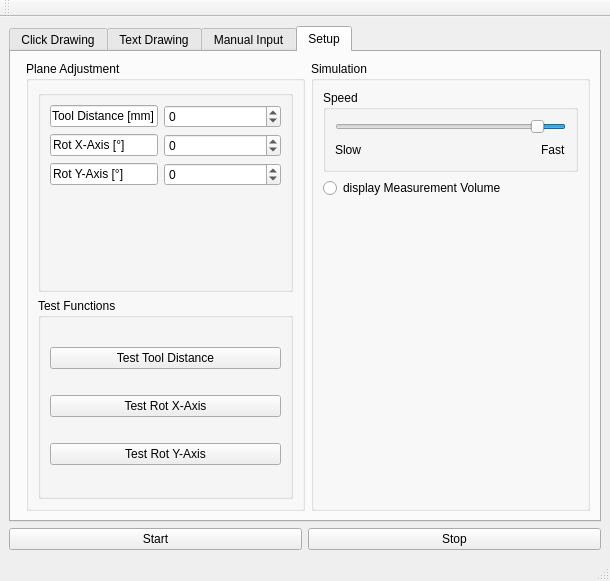
Qt form CAPISample/robotdrawui.ui (dzunder32/BachelorRobot) before a commit.
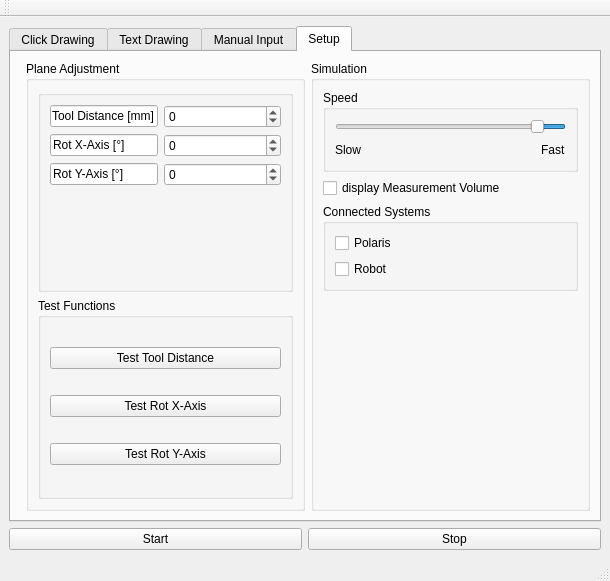
The same form after that commit.

The edit to the form file:
```diff
--- a/CAPISample/robotdrawui.ui
+++ b/CAPISample/robotdrawui.ui
@@ -725,12 +725,35 @@
               </widget>
              </item>
              <item>
-              <widget class="QRadioButton" name="radioButton">
+              <widget class="QCheckBox" name="checkBox">
                <property name="text">
                 <string>display Measurement Volume</string>
                </property>
               </widget>
              </item>
+             <item>
+              <widget class="QGroupBox" name="groupBox_9">
+               <property name="title">
+                <string>Connected Systems</string>
+               </property>
+               <layout class="QVBoxLayout" name="verticalLayout_14">
+                <item>
+                 <widget class="QCheckBox" name="checkBox_Polaris">
+                  <property name="text">
+                   <string>Polaris</string>
+                  </property>
+                 </widget>
+                </item>
+                <item>
+                 <widget class="QCheckBox" name="checkBox_Robot">
+                  <property name="text">
+                   <string>Robot</string>
+                  </property>
+                 </widget>
+                </item>
+               </layout>
+              </widget>
+             </item>
              <item>
               <spacer name="verticalSpacer">
                <property name="orientation">
```
